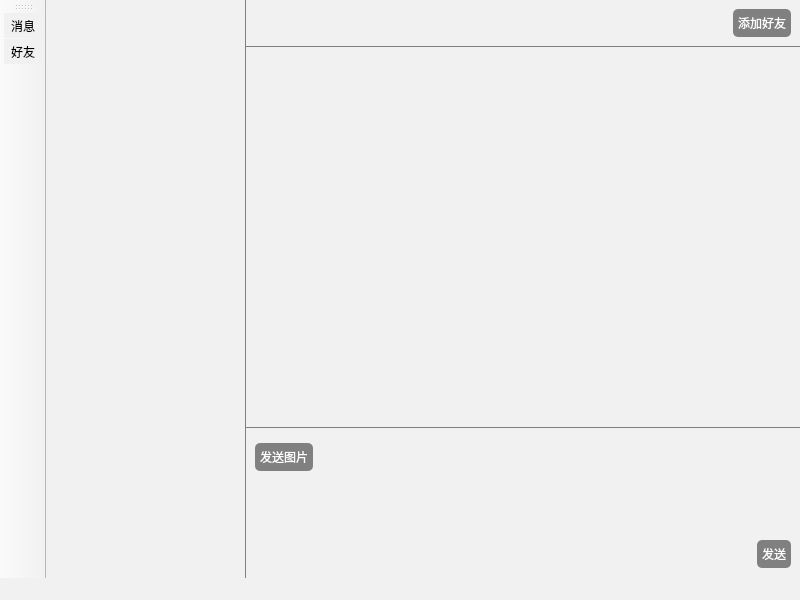
The window that AllChatClient/mainwindow.ui (siju-m/AllChat) describes before a commit, drawn with Qt 5.
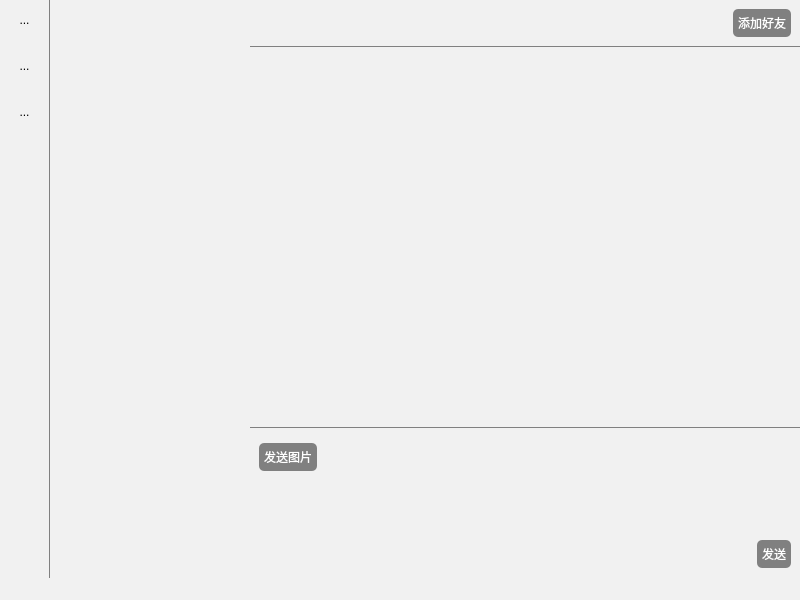
The same window after the commit. Icons and pictures are not drawn. Custom widgets are drawn as their Qt base class.

Commit message: 修改客户端侧边栏，服务端数据传输方式，修复在线状态显示bug

Diff of the .ui file:
```diff
--- a/AllChatClient/mainwindow.ui
+++ b/AllChatClient/mainwindow.ui
@@ -40,10 +40,189 @@
      <number>0</number>
     </property>
     <item>
-     <layout class="QHBoxLayout" name="horizontalLayout_4" stretch="0,4">
+     <layout class="QHBoxLayout" name="horizontalLayout_4" stretch="0,0,4">
       <property name="spacing">
        <number>0</number>
       </property>
+      <item>
+       <widget class="QWidget" name="sideBar" native="true">
+        <property name="minimumSize">
+         <size>
+          <width>50</width>
+          <height>0</height>
+         </size>
+        </property>
+        <property name="maximumSize">
+         <size>
+          <width>50</width>
+          <height>16777215</height>
+         </size>
+        </property>
+        <property name="styleSheet">
+         <string notr="true">/* 默认 */
+QWidget{
+	border-right: 1px solid gray;
+}
+QToolButton{   
+	border-top: 3px outset transparent;           /* 上边框宽度3像素、突出显示、颜色为透明 */
+	border-bottom: 7px outset transparent;
+	border-right: 3px outset transparent;
+	border-left: 3px outset transparent;
+}
+
+/* 鼠标悬停 */
+QToolButton:hover{
+	background-color: rgb(205, 205, 205);
+}
+
+/* 点击和按下 */
+QToolButton:pressed,QToolButton:checked{
+	border-left: 3px outset rgb(93, 95, 97);  /* 左边框宽度3像素、突出显示、颜色为深深灰 */
+	background-color: rgb(228, 228, 228);	
+}
+
+QPushButton:default {
+    border-color: navy; /* make the default button prominent */
+}
+</string>
+        </property>
+        <layout class="QVBoxLayout" name="verticalLayout_6">
+         <property name="leftMargin">
+          <number>2</number>
+         </property>
+         <property name="topMargin">
+          <number>2</number>
+         </property>
+         <property name="rightMargin">
+          <number>2</number>
+         </property>
+         <property name="bottomMargin">
+          <number>2</number>
+         </property>
+         <item>
+          <widget class="QToolButton" name="switchMessageList">
+           <property name="minimumSize">
+            <size>
+             <width>45</width>
+             <height>40</height>
+            </size>
+           </property>
+           <property name="maximumSize">
+            <size>
+             <width>45</width>
+             <height>40</height>
+            </size>
+           </property>
+           <property name="text">
+            <string>...</string>
+           </property>
+           <property name="icon">
+            <iconset>
+             <normalon>:/Icon/comment.png</normalon>
+            </iconset>
+           </property>
+           <property name="iconSize">
+            <size>
+             <width>30</width>
+             <height>30</height>
+            </size>
+           </property>
+           <property name="checkable">
+            <bool>true</bool>
+           </property>
+           <property name="autoExclusive">
+            <bool>true</bool>
+           </property>
+          </widget>
+         </item>
+         <item>
+          <widget class="QToolButton" name="switchFriendsList">
+           <property name="minimumSize">
+            <size>
+             <width>45</width>
+             <height>40</height>
+            </size>
+           </property>
+           <property name="maximumSize">
+            <size>
+             <width>45</width>
+             <height>40</height>
+            </size>
+           </property>
+           <property name="text">
+            <string>...</string>
+           </property>
+           <property name="icon">
+            <iconset>
+             <normalon>:/Icon/users.png</normalon>
+            </iconset>
+           </property>
+           <property name="iconSize">
+            <size>
+             <width>30</width>
+             <height>30</height>
+            </size>
+           </property>
+           <property name="checkable">
+            <bool>true</bool>
+           </property>
+           <property name="autoExclusive">
+            <bool>true</bool>
+           </property>
+          </widget>
+         </item>
+         <item>
+          <widget class="QToolButton" name="switchaddList">
+           <property name="minimumSize">
+            <size>
+             <width>45</width>
+             <height>40</height>
+            </size>
+           </property>
+           <property name="maximumSize">
+            <size>
+             <width>45</width>
+             <height>40</height>
+            </size>
+           </property>
+           <property name="text">
+            <string>...</string>
+           </property>
+           <property name="icon">
+            <iconset>
+             <normalon>:/Icon/user-add.png</normalon>
+            </iconset>
+           </property>
+           <property name="iconSize">
+            <size>
+             <width>30</width>
+             <height>30</height>
+            </size>
+           </property>
+           <property name="checkable">
+            <bool>true</bool>
+           </property>
+           <property name="autoExclusive">
+            <bool>true</bool>
+           </property>
+          </widget>
+         </item>
+         <item>
+          <spacer name="verticalSpacer">
+           <property name="orientation">
+            <enum>Qt::Vertical</enum>
+           </property>
+           <property name="sizeHint" stdset="0">
+            <size>
+             <width>20</width>
+             <height>40</height>
+            </size>
+           </property>
+          </spacer>
+         </item>
+        </layout>
+       </widget>
+      </item>
       <item>
        <widget class="QStackedWidget" name="stackedList">
         <property name="minimumSize">
@@ -59,7 +238,7 @@
          </size>
         </property>
         <property name="currentIndex">
-         <number>1</number>
+         <number>2</number>
         </property>
         <widget class="QWidget" name="page_3">
          <layout class="QVBoxLayout" name="verticalLayout_3">
@@ -119,6 +298,7 @@
           </item>
          </layout>
         </widget>
+        <widget class="QWidget" name="page"/>
        </widget>
       </item>
       <item>
@@ -485,22 +665,6 @@
    </layout>
   </widget>
   <widget class="QStatusBar" name="statusBar"/>
-  <widget class="QToolBar" name="toolBar">
-   <property name="windowTitle">
-    <string>toolBar</string>
-   </property>
-   <property name="styleSheet">
-    <string notr="true"/>
-   </property>
-   <attribute name="toolBarArea">
-    <enum>LeftToolBarArea</enum>
-   </attribute>
-   <attribute name="toolBarBreak">
-    <bool>false</bool>
-   </attribute>
-   <addaction name="messageGroup"/>
-   <addaction name="friendsGroup"/>
-  </widget>
   <widget class="QMenuBar" name="menuBar">
    <property name="geometry">
     <rect>
@@ -511,28 +675,6 @@
     </rect>
    </property>
   </widget>
-  <action name="friendsGroup">
-   <property name="icon">
-    <iconset resource="resource.qrc">
-     <normaloff>:/Icon/user-add.png</normaloff>
-     <normalon>:/Icon/user-add.png</normalon>:/Icon/user-add.png</iconset>
-   </property>
-   <property name="text">
-    <string>好友</string>
-   </property>
-   <property name="menuRole">
-    <enum>QAction::NoRole</enum>
-   </property>
-  </action>
-  <action name="messageGroup">
-   <property name="icon">
-    <iconset resource="resource.qrc">
-     <normaloff>:/Icon/comment.png</normaloff>:/Icon/comment.png</iconset>
-   </property>
-   <property name="text">
-    <string>消息</string>
-   </property>
-  </action>
  </widget>
  <customwidgets>
   <customwidget>
```
Left out of the diff: 6 changed lines with no effect on the pictures. The commit also changes 84 other files.
